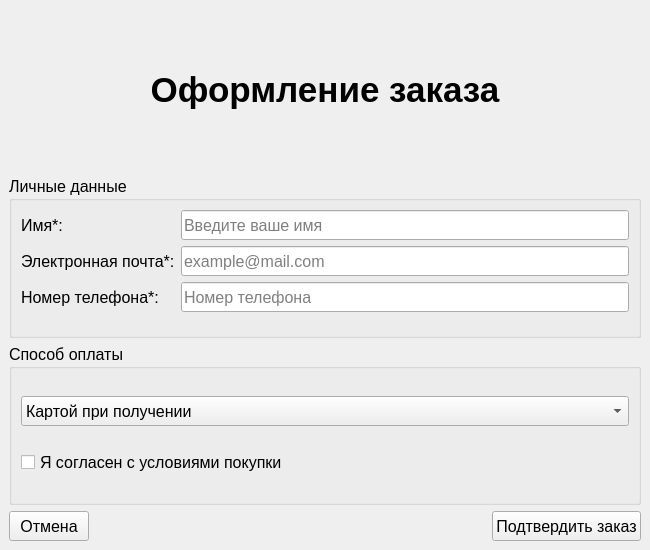
Qt form design/ui/order_placement.ui (Sandrkll1/BookStore) before a commit.
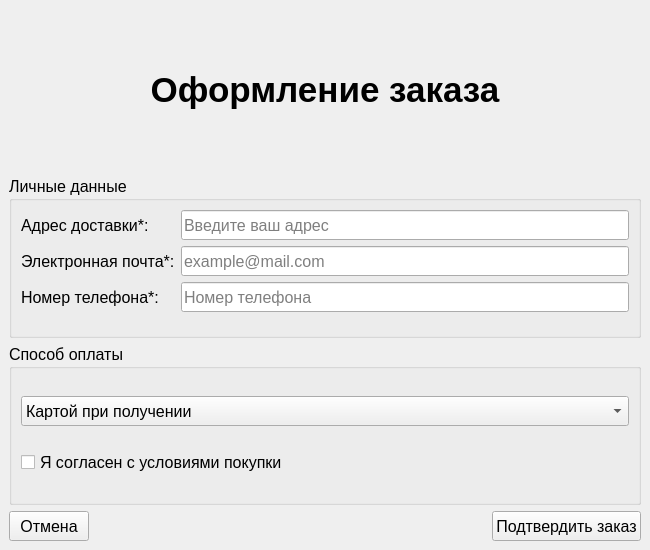
The same form after that commit.

Commit message: Added viewing of detailed information about orders

Diff of the .ui file:
```diff
--- a/design/ui/order_placement.ui
+++ b/design/ui/order_placement.ui
@@ -43,31 +43,6 @@
        <string>Личные данные</string>
       </property>
       <layout class="QFormLayout">
-       <item row="0" column="0">
-        <widget class="QLabel" name="nameLabel">
-         <property name="text">
-          <string>Имя*:</string>
-         </property>
-        </widget>
-       </item>
-       <item row="0" column="1">
-        <widget class="QLineEdit" name="nameLineEdit">
-         <property name="minimumSize">
-          <size>
-           <width>0</width>
-           <height>30</height>
-          </size>
-         </property>
-         <property name="font">
-          <font>
-           <pointsize>12</pointsize>
-          </font>
-         </property>
-         <property name="placeholderText">
-          <string>Введите ваше имя</string>
-         </property>
-        </widget>
-       </item>
        <item row="1" column="0">
         <widget class="QLabel" name="emailLabel">
          <property name="text">
@@ -118,6 +93,31 @@
          </property>
         </widget>
        </item>
+       <item row="0" column="0">
+        <widget class="QLabel" name="addressLabel">
+         <property name="text">
+          <string>Адрес доставки*:</string>
+         </property>
+        </widget>
+       </item>
+       <item row="0" column="1">
+        <widget class="QLineEdit" name="addressLineEdit">
+         <property name="minimumSize">
+          <size>
+           <width>0</width>
+           <height>30</height>
+          </size>
+         </property>
+         <property name="font">
+          <font>
+           <pointsize>12</pointsize>
+          </font>
+         </property>
+         <property name="placeholderText">
+          <string>Введите ваш адрес</string>
+         </property>
+        </widget>
+       </item>
       </layout>
      </widget>
     </item>
```
The commit also changes 4 other files.
